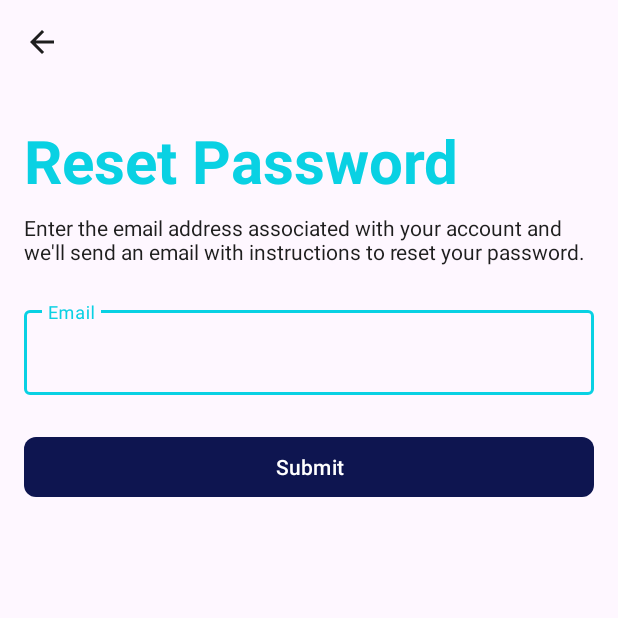
After one commit to Elgen19/SmartCity, an Android app: the ForgotPasswordActivity screen opened directly, with no data from a screen before it, on a phone screen of 412 x 824 dp, the top half of it. The commit adds this screen. Run offline under Robolectric (Android 15) with nearby library versions, the phone set to English and light mode, and no system bars; our stand-ins replace Firebase (no records; nobody signed in at launch, a user with empty details on screens opened directly).

Commit message:
addded forgot password feature

```diff
--- a/app/src/main/AndroidManifest.xml
+++ b/app/src/main/AndroidManifest.xml
@@ -14,6 +14,9 @@
         android:supportsRtl="true"
         android:theme="@style/Theme.SmartCity"
         tools:targetApi="31">
+        <activity
+            android:name=".ForgotPasswordActivity"
+            android:exported="false" />
         <activity
             android:name=".ProfileActivity"
             android:exported="false" />
--- /dev/null
+++ b/app/src/main/java/com/elgenium/smartcity/ForgotPasswordActivity.kt
@@ -0,0 +1,51 @@
+package com.elgenium.smartcity
+
+import android.content.Intent
+import android.os.Bundle
+import android.widget.Toast
+import androidx.appcompat.app.AppCompatActivity
+import com.elgenium.smartcity.databinding.ActivityForgotPasswordBinding
+import com.google.firebase.auth.FirebaseAuth
+
+class ForgotPasswordActivity : AppCompatActivity() {
+
+    private lateinit var binding: ActivityForgotPasswordBinding
+    private lateinit var auth: FirebaseAuth
+
+    override fun onCreate(savedInstanceState: Bundle?) {
+        super.onCreate(savedInstanceState)
+        binding = ActivityForgotPasswordBinding.inflate(layoutInflater)
+        setContentView(binding.root)
+
+        auth = FirebaseAuth.getInstance()
+
+        binding.backButton.setOnClickListener {
+            startActivity(Intent(this, SignInActivity::class.java))
+            finish() // Go back to the previous activity
+        }
+
+        binding.submitButton.setOnClickListener {
+            val email = binding.emailEditText.text.toString().trim()
+
+            if (email.isEmpty()) {
+                binding.emailInputLayout.error = "Please enter your email address."
+            } else {
+                binding.emailInputLayout.error = null
+                resetPassword(email)
+            }
+        }
+    }
+
+    private fun resetPassword(email: String) {
+        auth.sendPasswordResetEmail(email)
+            .addOnCompleteListener { task ->
+                if (task.isSuccessful) {
+                    Toast.makeText(this, "Password reset email sent.", Toast.LENGTH_SHORT).show()
+                    startActivity(Intent(this, SignInActivity::class.java))
+                    finish()
+                } else {
+                    Toast.makeText(this, "Error: ${task.exception?.message}", Toast.LENGTH_SHORT).show()
+                }
+            }
+    }
+}
--- a/app/src/main/java/com/elgenium/smartcity/SignInActivity.kt
+++ b/app/src/main/java/com/elgenium/smartcity/SignInActivity.kt
@@ -84,11 +84,17 @@ class SignInActivity : AppCompatActivity() {
             signInUser(email, password)
         }
 
+        binding.forgotPasswordTextView.setOnClickListener {
+           startActivity(Intent(this, ForgotPasswordActivity::class.java))
+            finish()
+        }
+
         binding.registerTextView.setOnClickListener {
             val intent = Intent(this, RegistrationActivity::class.java)
             startActivity(intent)
         }
     }
+
 
     private fun signInWithGoogle() {
         val signInIntent = googleSignInClient.signInIntent
@@ -159,6 +165,8 @@ class SignInActivity : AppCompatActivity() {
                     }
                 } else {
                     Toast.makeText(this, "Authentication failed: ${task.exception?.message}", Toast.LENGTH_SHORT).show()
+                    binding.loginButton.isEnabled = true
+                    binding.loginButton.text = getString(R.string.login)
                 }
             }
     }
--- /dev/null
+++ b/app/src/main/res/drawable/baseline_arrow_back_24.xml
@@ -0,0 +1,5 @@
+<vector xmlns:android="http://schemas.android.com/apk/res/android" android:autoMirrored="true" android:height="24dp" android:tint="#1E1E1E" android:viewportHeight="24" android:viewportWidth="24" android:width="24dp">
+
+    <path android:fillColor="@android:color/white" android:pathData="M20,11H7.83l5.59,-5.59L12,4l-8,8 8,8 1.41,-1.41L7.83,13H20v-2z"/>
+
+</vector>
--- /dev/null
+++ b/app/src/main/res/layout/activity_forgot_password.xml
@@ -0,0 +1,70 @@
+<?xml version="1.0" encoding="utf-8"?>
+<LinearLayout
+    xmlns:android="http://schemas.android.com/apk/res/android"
+    xmlns:app="http://schemas.android.com/apk/res-auto"
+    xmlns:tools="http://schemas.android.com/tools"
+    android:layout_width="match_parent"
+    android:layout_height="match_parent"
+    android:orientation="vertical"
+    android:padding="16dp"
+    tools:context=".ForgotPasswordActivity">
+
+    <ImageButton
+        android:id="@+id/backButton"
+        android:layout_width="wrap_content"
+        android:layout_height="wrap_content"
+        android:background="?attr/selectableItemBackgroundBorderless"
+        android:src="@drawable/baseline_arrow_back_24" />
+
+    <TextView
+        android:id="@+id/titleTextView"
+        android:layout_width="wrap_content"
+        android:layout_height="wrap_content"
+        android:text="@string/reset_password"
+        android:layout_marginTop="40dp"
+        android:textColor="@color/brand_color"
+        android:textSize="40sp"
+        android:textStyle="bold"/>
+
+    <TextView
+        android:id="@+id/supportingTextView"
+        android:layout_width="wrap_content"
+        android:layout_height="wrap_content"
+        android:text="@string/supporting_text"
+
+        android:textColor="@color/gray"
+        android:layout_marginTop="8dp"/>
+
+    <com.google.android.material.textfield.TextInputLayout
+        android:id="@+id/emailInputLayout"
+        android:layout_width="match_parent"
+        android:layout_height="wrap_content"
+        app:hintAnimationEnabled="true"
+        app:boxStrokeColor="@color/brand_color"
+        app:hintTextColor="@color/brand_color"
+        app:helperTextTextColor="@color/brand_color"
+        app:cursorColor="@color/secondary_color"
+        android:layout_marginTop="24dp">
+
+        <com.google.android.material.textfield.TextInputEditText
+            android:id="@+id/emailEditText"
+            android:layout_width="match_parent"
+            android:layout_height="wrap_content"
+            android:hint="@string/email"
+            android:textColor="@color/gray"
+            android:inputType="textEmailAddress" />
+
+    </com.google.android.material.textfield.TextInputLayout>
+
+    <com.google.android.material.button.MaterialButton
+        android:id="@+id/submitButton"
+        android:layout_width="match_parent"
+        android:layout_height="wrap_content"
+        android:text="@string/submit"
+        app:cornerRadius="8dp"
+        app:backgroundTint="@color/secondary_color"
+        app:rippleColor="@color/brand_color"
+        tools:ignore="VisualLintButtonSize"
+        android:layout_marginTop="24dp"/>
+
+</LinearLayout>
--- a/app/src/main/res/values/strings.xml
+++ b/app/src/main/res/values/strings.xml
@@ -17,5 +17,8 @@
     <string name="already_have_an_account">Already have an account?</string>
     <string name="registering">Registering...</string>
     <string name="signing_in">Signing in...</string>
+    <string name="supporting_text">Enter the email address associated with your account and we\'ll send an email with instructions to reset your password.</string>
+    <string name="submit">Submit</string>
+    <string name="reset_password">Reset Password</string>
 
 </resources>
```
